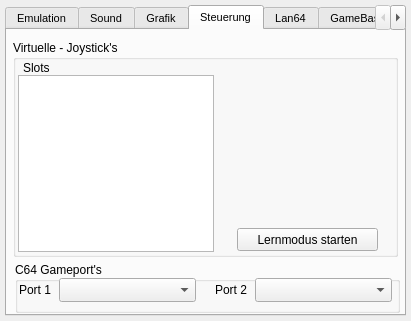
Above: setup_window.ui from ThKattanek/emu64 before the change. Below: the same form after it.
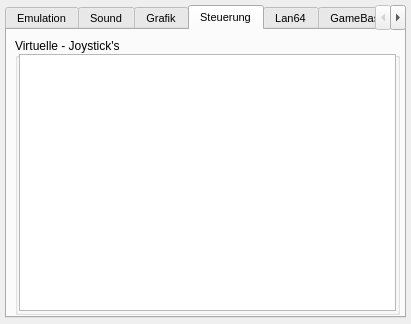
That is the form after the change.

Commit message: - grafik / thorsten.jpg mit thorsten.png ausgetauscht - setup -> steuerung nochmals überarbeitet - Vjoy Slot kann nun auch zurückgesetzt werden - button_mod von QPushButton abegleitet für einsatz in QTableWidget

```diff
--- a/setup_window.ui
+++ b/setup_window.ui
@@ -10,7 +10,7 @@
     <x>0</x>
     <y>0</y>
     <width>411</width>
-    <height>321</height>
+    <height>324</height>
    </rect>
   </property>
   <property name="windowTitle">
@@ -25,7 +25,7 @@
      <x>5</x>
      <y>5</y>
      <width>401</width>
-     <height>311</height>
+     <height>313</height>
     </rect>
    </property>
    <property name="font">
@@ -320,124 +320,47 @@
     <widget class="QGroupBox" name="groupBox">
      <property name="geometry">
       <rect>
-       <x>6</x>
-       <y>10</y>
+       <x>8</x>
+       <y>8</y>
        <width>385</width>
-       <height>217</height>
+       <height>277</height>
       </rect>
      </property>
      <property name="title">
       <string>Virtuelle - Joystick's</string>
      </property>
-     <widget class="QLabel" name="label_4">
-      <property name="geometry">
-       <rect>
-        <x>10</x>
-        <y>20</y>
-        <width>31</width>
-        <height>16</height>
-       </rect>
-      </property>
-      <property name="text">
-       <string>Slots</string>
-      </property>
-     </widget>
      <widget class="QTableWidget" name="VJoySlots">
       <property name="geometry">
        <rect>
-        <x>5</x>
-        <y>35</y>
-        <width>196</width>
-        <height>177</height>
+        <x>4</x>
+        <y>16</y>
+        <width>377</width>
+        <height>257</height>
        </rect>
       </property>
+      <property name="font">
+       <font>
+        <pointsize>8</pointsize>
+       </font>
+      </property>
       <property name="selectionMode">
        <enum>QAbstractItemView::SingleSelection</enum>
       </property>
       <property name="showGrid">
-       <bool>false</bool>
+       <bool>true</bool>
       </property>
-      <attribute name="horizontalHeaderVisible">
+      <property name="gridStyle">
+       <enum>Qt::SolidLine</enum>
+      </property>
+      <attribute name="horizontalHeaderCascadingSectionResizes">
        <bool>false</bool>
       </attribute>
-     </widget>
-     <widget class="QPushButton" name="RecJoy">
-      <property name="geometry">
-       <rect>
-        <x>224</x>
-        <y>188</y>
-        <width>141</width>
-        <height>23</height>
-       </rect>
-      </property>
-      <property name="toolTip">
-       <string>Startet die Zuweisung der Tasten/Buttons usw. für den ausgewählten Slot.</string>
-      </property>
-      <property name="text">
-       <string>Lernmodus starten</string>
-      </property>
-     </widget>
-    </widget>
-    <widget class="QGroupBox" name="groupBox_2">
-     <property name="geometry">
-      <rect>
-       <x>8</x>
-       <y>232</y>
-       <width>385</width>
-       <height>51</height>
-      </rect>
-     </property>
-     <property name="title">
-      <string>C64 Gameport's</string>
-     </property>
-     <widget class="QLabel" name="label_2">
-      <property name="geometry">
-       <rect>
-        <x>4</x>
-        <y>20</y>
-        <width>36</width>
-        <height>16</height>
-       </rect>
-      </property>
-      <property name="text">
-       <string>Port 1</string>
-      </property>
-     </widget>
-     <widget class="QLabel" name="label_3">
-      <property name="geometry">
-       <rect>
-        <x>200</x>
-        <y>20</y>
-        <width>36</width>
-        <height>16</height>
-       </rect>
-      </property>
-      <property name="text">
-       <string>Port 2</string>
-      </property>
-     </widget>
-     <widget class="QComboBox" name="Port1">
-      <property name="geometry">
-       <rect>
-        <x>44</x>
-        <y>16</y>
-        <width>137</width>
-        <height>24</height>
-       </rect>
-      </property>
-      <property name="editable">
+      <attribute name="horizontalHeaderHighlightSections">
        <bool>false</bool>
-      </property>
-     </widget>
-     <widget class="QComboBox" name="Port2">
-      <property name="geometry">
-       <rect>
-        <x>240</x>
-        <y>16</y>
-        <width>137</width>
-        <height>24</height>
-       </rect>
-      </property>
+      </attribute>
+      <attribute name="verticalHeaderHighlightSections">
+       <bool>false</bool>
+      </attribute>
      </widget>
     </widget>
    </widget>
```
Left out of the diff: 5 changed lines with no effect on the pictures. The commit also changes 12 other files.
